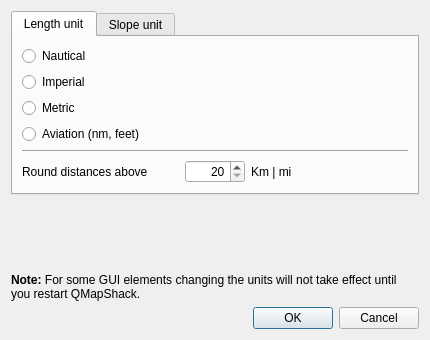
Maproom/qmapshack, file src/qmapshack/units/IUnitsSetup.ui: the form before one commit.
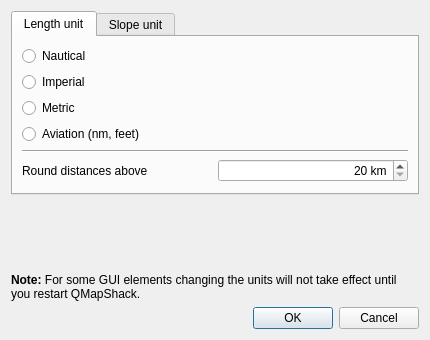
The form after the commit.

Commit message: Make the rounding option applicable to all units types. Display unit string in the UI box, according to the clicked option. Minor fixes.

Patch:
```diff
--- a/src/qmapshack/units/IUnitsSetup.ui
+++ b/src/qmapshack/units/IUnitsSetup.ui
@@ -70,9 +70,21 @@
          </item>
          <item>
           <widget class="QSpinBox" name="spinRoundLimit">
+           <property name="sizePolicy">
+            <sizepolicy hsizetype="Minimum" vsizetype="Fixed">
+             <horstretch>0</horstretch>
+             <verstretch>0</verstretch>
+            </sizepolicy>
+           </property>
+           <property name="minimumSize">
+            <size>
+             <width>90</width>
+             <height>0</height>
+            </size>
+           </property>
            <property name="maximumSize">
             <size>
-             <width>60</width>
+             <width>16777215</width>
              <height>16777215</height>
             </size>
            </property>
@@ -82,6 +94,9 @@
            <property name="alignment">
             <set>Qt::AlignRight|Qt::AlignTrailing|Qt::AlignVCenter</set>
            </property>
+           <property name="suffix">
+            <string> km</string>
+           </property>
            <property name="minimum">
             <number>20</number>
            </property>
@@ -93,13 +108,6 @@
            </property>
           </widget>
          </item>
-         <item>
-          <widget class="QLabel" name="RoundUnit">
-           <property name="text">
-            <string>Km | mi</string>
-           </property>
-          </widget>
-         </item>
         </layout>
        </item>
       </layout>
```
Left out of the diff: 11 changed lines with no effect on the pictures. The commit also changes 6 other files.
